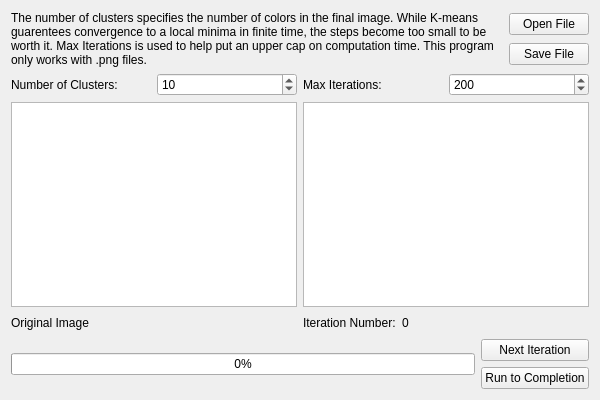
Old version of the form mainwindow.ui in the repository zeroblackalpha/PIC10C-Final-Project.
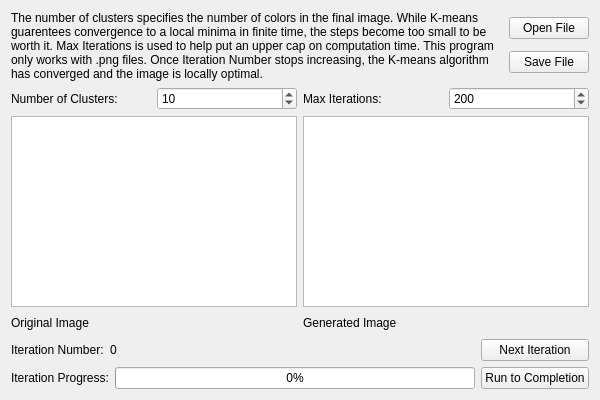
New version of the form.

Patch:
```diff
--- a/mainwindow.ui
+++ b/mainwindow.ui
@@ -14,13 +14,13 @@
    <string>Penguin Image Quantizer</string>
   </property>
   <widget class="QWidget" name="centralWidget">
-   <layout class="QVBoxLayout" name="verticalLayout_4">
+   <layout class="QVBoxLayout" name="verticalLayout_5">
     <item>
      <layout class="QHBoxLayout" name="horizontalLayout_3">
       <item>
        <widget class="QLabel" name="ProgramExplanation">
         <property name="text">
-         <string>The number of clusters specifies the number of colors in the final image. While K-means guarentees convergence to a local minima in finite time, the steps become too small to be worth it. Max Iterations is used to help put an upper cap on computation time. This program only works with .png files.</string>
+         <string>The number of clusters specifies the number of colors in the final image. While K-means guarentees convergence to a local minima in finite time, the steps become too small to be worth it. Max Iterations is used to help put an upper cap on computation time. This program only works with .png files. Once Iteration Number stops increasing, the K-means algorithm has converged and the image is locally optimal.</string>
         </property>
         <property name="wordWrap">
          <bool>true</bool>
@@ -149,11 +149,43 @@
        </layout>
       </item>
       <item>
-       <layout class="QVBoxLayout" name="verticalLayout">
+       <layout class="QVBoxLayout" name="verticalLayout_4">
         <item>
          <widget class="QGraphicsView" name="NewImage"/>
         </item>
         <item>
+         <layout class="QHBoxLayout" name="horizontalLayout_5">
+          <item>
+           <widget class="QLabel" name="label_4">
+            <property name="text">
+             <string>Generated Image</string>
+            </property>
+           </widget>
+          </item>
+          <item>
+           <spacer name="horizontalSpacer_4">
+            <property name="orientation">
+             <enum>Qt::Horizontal</enum>
+            </property>
+            <property name="sizeHint" stdset="0">
+             <size>
+              <width>40</width>
+              <height>20</height>
+             </size>
+            </property>
+           </spacer>
+          </item>
+         </layout>
+        </item>
+       </layout>
+      </item>
+     </layout>
+    </item>
+    <item>
+     <layout class="QHBoxLayout" name="horizontalLayout_4">
+      <item>
+       <layout class="QVBoxLayout" name="verticalLayout">
+        <item>
          <layout class="QHBoxLayout" name="horizontalLayout">
           <item>
            <widget class="QLabel" name="label_2">
@@ -170,7 +202,7 @@
            </widget>
           </item>
           <item>
-           <spacer name="horizontalSpacer_4">
+           <spacer name="horizontalSpacer">
             <property name="orientation">
              <enum>Qt::Horizontal</enum>
             </property>
@@ -181,23 +213,26 @@
              </size>
             </property>
            </spacer>
-          </item>
-         </layout>
-        </item>
-       </layout>
       </item>
      </layout>
     </item>
     <item>
      <layout class="QHBoxLayout" name="horizontalLayout_2">
       <item>
-       <layout class="QVBoxLayout" name="verticalLayout_5">
+           <widget class="QLabel" name="label_3">
+            <property name="text">
+             <string>Iteration Progress:</string>
+            </property>
+           </widget>
+          </item>
         <item>
          <widget class="QProgressBar" name="progressBar">
           <property name="value">
            <number>0</number>
           </property>
          </widget>
+          </item>
+         </layout>
         </item>
        </layout>
       </item>
```
Lines whose indentation alone changed are shown as unchanged.
